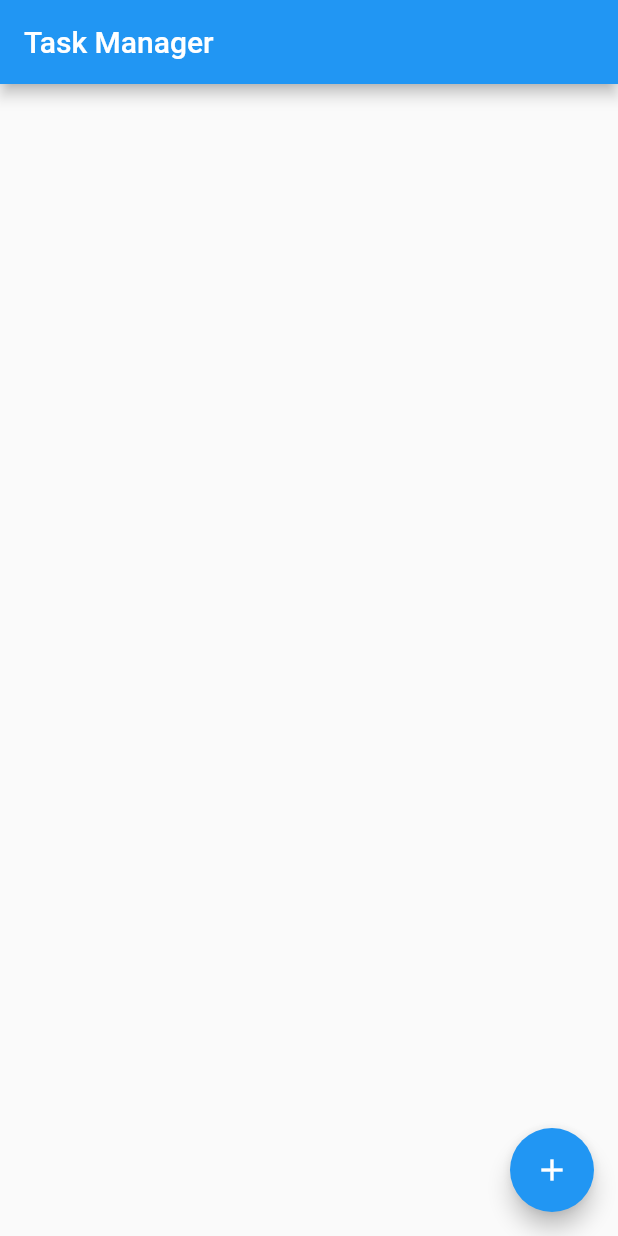
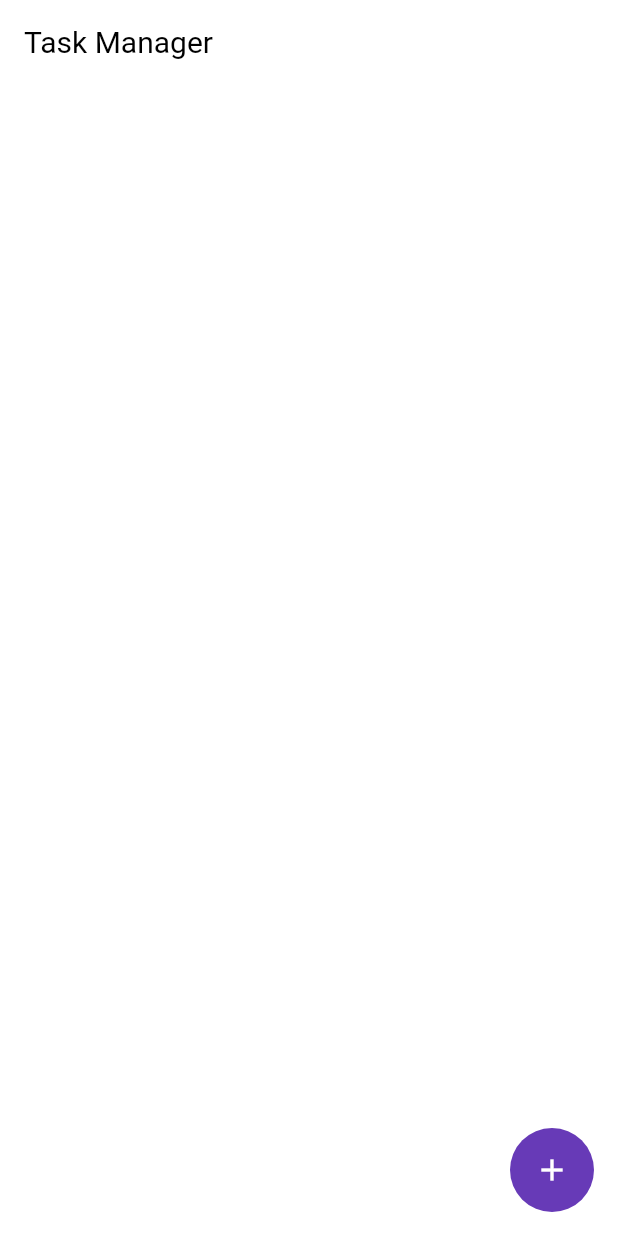
Before and after one commit to atinydev/task_manager, a Flutter app: the screen it shows after launch, on a phone screen of 412 x 824 dp. Run offline on Flutter 3.47's test engine with Material 2 defaults, Android fonts, the phone set to English and light mode, and no system bars; our stand-ins replace flutter_riverpod, go_router, hooks_riverpod.

Commit message:
Modified theme, dark and light

```diff
--- a/lib/src/theme/theme.dart
+++ b/lib/src/theme/theme.dart
@@ -1,19 +1,104 @@
 import 'package:flutter/material.dart';
 
 class AppTheme {
-  static const Color primaryColor = Colors.deepPurple;
+  static const Color accentColor = Colors.deepPurple;
+  static const Color lightColor = Colors.white;
+  static const Color darkColor = Colors.black;
 
   static final ThemeData lightTheme = ThemeData.light().copyWith(
-    primaryColor: primaryColor,
+    primaryColor: lightColor,
+    scaffoldBackgroundColor: lightColor,
+
+    colorScheme: ColorScheme.fromSwatch().copyWith(
+      onSurface: darkColor,
+      primary: accentColor,
+      secondary: accentColor,
+    ),
+    textButtonTheme: TextButtonThemeData(
+      style: TextButton.styleFrom(
+        primary: darkColor,
+      ),
+    ),
+    dialogBackgroundColor: lightColor,
+    appBarTheme: const AppBarTheme(
+      color: lightColor,
+      elevation: 0,
+      titleTextStyle: TextStyle(
+        color: darkColor,
+        fontSize: 20,
+      ),
+      iconTheme: IconThemeData(
+        color: darkColor,
+      ),
+      actionsIconTheme: IconThemeData(
+        color: darkColor,
+      ),
+    ),
+    checkboxTheme: CheckboxThemeData(
+      visualDensity: VisualDensity.compact,
+      shape: const CircleBorder(),
+      fillColor: MaterialStateProperty.all<Color>(accentColor),
+    ),
+    floatingActionButtonTheme: const FloatingActionButtonThemeData(
+      backgroundColor: accentColor,
+      elevation: 0,
+    ),
+    inputDecorationTheme: const InputDecorationTheme(
+      border: OutlineInputBorder(
+        borderSide: BorderSide.none,
+      ),
+    ),
     // textTheme: lightTextTheme,
   );
-
-  // static const TextTheme lightTextTheme = TextTheme();
+  static final TextTheme lightTextTheme = const TextTheme().copyWith();
 
   static final ThemeData darkTheme = ThemeData.dark().copyWith(
-    primaryColor: primaryColor,
-    // textTheme: darkTextTheme,
+    primaryColor: darkColor,
+    scaffoldBackgroundColor: darkColor,
+    backgroundColor: darkColor,
+    colorScheme: ColorScheme.fromSwatch().copyWith(
+      onSurface: lightColor,
+      primary: accentColor,
+      secondary: accentColor,
+    ),
+    textButtonTheme: TextButtonThemeData(
+      style: TextButton.styleFrom(
+        primary: lightColor,
+      ),
+    ),
+    dialogBackgroundColor: darkColor,
+    appBarTheme: const AppBarTheme(
+      color: darkColor,
+      elevation: 0,
+      titleTextStyle: TextStyle(
+        color: lightColor,
+        fontSize: 20,
+      ),
+      iconTheme: IconThemeData(
+        color: accentColor,
+      ),
+      actionsIconTheme: IconThemeData(
+        color: accentColor,
+      ),
+    ),
+    iconTheme: const IconThemeData(
+      color: accentColor,
+    ),
+    checkboxTheme: CheckboxThemeData(
+      visualDensity: VisualDensity.compact,
+      shape: const CircleBorder(),
+      fillColor: MaterialStateProperty.all<Color>(accentColor),
+    ),
+    floatingActionButtonTheme: const FloatingActionButtonThemeData(
+      backgroundColor: accentColor,
+      elevation: 0,
+    ),
+    inputDecorationTheme: const InputDecorationTheme(
+      border: OutlineInputBorder(
+        borderSide: BorderSide.none,
+      ),
+    ),
   );
 
-  // static const TextTheme darkTextTheme = TextTheme();
+  // static final TextTheme darkTextTheme = const TextTheme().copyWith();
 }
```
